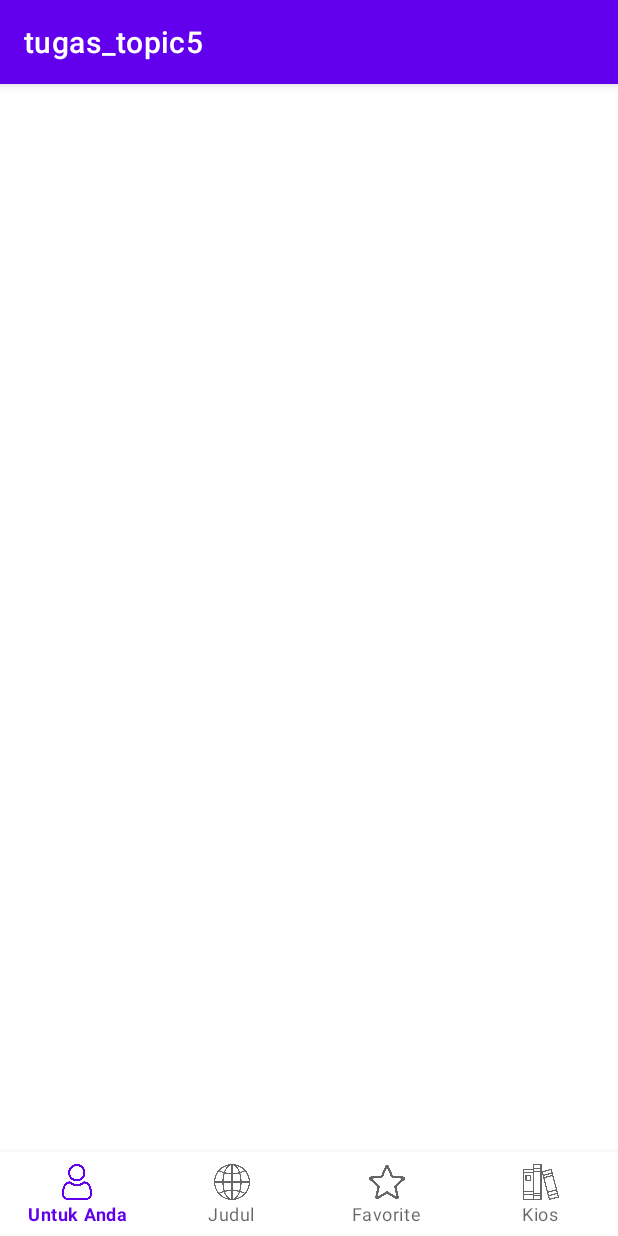
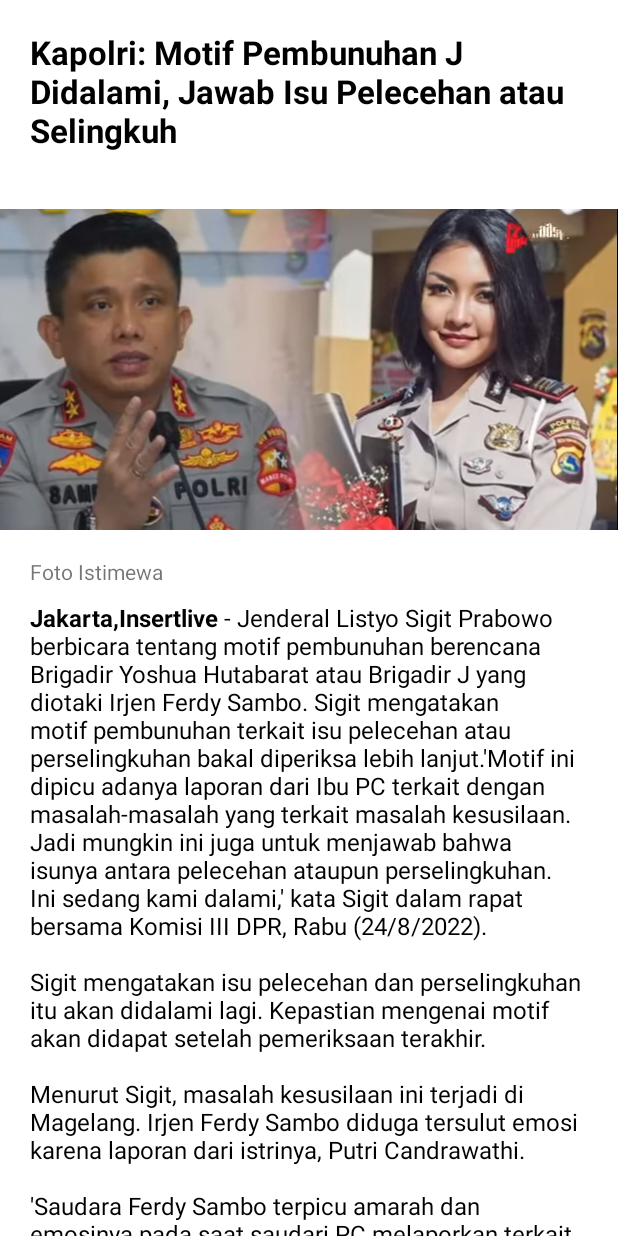
Before and after one commit to richardlois8/tugas_topic5, an Android app: the screen it shows after launch (MainActivity), on a phone screen of 412 x 824 dp. Run offline under Robolectric (Android 15) with nearby library versions, the phone set to English and light mode, and no system bars.

Commit message:
Layout 4

```diff
--- a/app/src/main/java/com/example/tugas_topic5/MainActivity.kt
+++ b/app/src/main/java/com/example/tugas_topic5/MainActivity.kt
@@ -6,6 +6,6 @@ import android.os.Bundle
 class MainActivity : AppCompatActivity() {
     override fun onCreate(savedInstanceState: Bundle?) {
         super.onCreate(savedInstanceState)
-        setContentView(R.layout.activity_main)
+        setContentView(R.layout.news_detail)
     }
 }
--- /dev/null
+++ b/app/src/main/res/layout/layout_10.xml
@@ -0,0 +1,7 @@
+<?xml version="1.0" encoding="utf-8"?>
+<androidx.constraintlayout.widget.ConstraintLayout xmlns:android="http://schemas.android.com/apk/res/android"
+    android:layout_width="match_parent"
+    android:layout_height="match_parent"
+    android:background="@color/black">
+
+</androidx.constraintlayout.widget.ConstraintLayout>
--- /dev/null
+++ b/app/src/main/res/layout/news_detail.xml
@@ -0,0 +1,59 @@
+<?xml version="1.0" encoding="utf-8"?>
+<androidx.constraintlayout.widget.ConstraintLayout xmlns:android="http://schemas.android.com/apk/res/android"
+    android:layout_width="match_parent"
+    android:layout_height="match_parent"
+    xmlns:app="http://schemas.android.com/apk/res-auto">
+
+    <ScrollView
+        android:layout_width="match_parent"
+        android:layout_height="match_parent">
+        <LinearLayout
+            android:layout_width="match_parent"
+            android:layout_height="match_parent"
+            android:orientation="vertical">
+
+            <TextView
+                android:layout_width="match_parent"
+                android:layout_height="wrap_content"
+                android:text="Kapolri: Motif Pembunuhan J Didalami, Jawab Isu Pelecehan atau Selingkuh"
+                android:textSize="22sp"
+                android:textColor="@color/black"
+                android:textStyle="bold"
+                android:layout_margin="20dp"/>
+            <ImageView
+                android:id="@+id/ivNewsPhoto"
+                android:src="@drawable/ferdy_sambo_title"
+                android:layout_width="match_parent"
+                android:layout_height="250dp"
+                app:layout_constraintTop_toTopOf="parent"
+                app:layout_constraintLeft_toLeftOf="parent"
+                app:layout_constraintRight_toRightOf="parent"/>
+
+            <TextView
+                android:id="@+id/tvPhotoDesc"
+                android:layout_width="wrap_content"
+                android:layout_height="wrap_content"
+                android:text="Foto Istimewa"
+                app:layout_constraintTop_toBottomOf="@id/ivNewsPhoto"
+                app:layout_constraintLeft_toLeftOf="parent"
+                android:layout_marginLeft="20dp"/>
+
+            <TextView
+                android:id="@+id/tvNewsDetail"
+                android:layout_width="match_parent"
+                android:layout_height="wrap_content"
+                app:layout_constraintTop_toBottomOf="@+id/tvPhotoDesc"
+                app:layout_constraintLeft_toLeftOf="parent"
+                app:layout_constraintRight_toRightOf="parent"
+                app:layout_constraintBottom_toBottomOf="parent"
+                android:layout_marginTop="10dp"
+                android:layout_marginLeft="20dp"
+                android:layout_marginRight="20dp"
+                android:text="@string/detail_news"
+                android:textColor="@color/black"
+                android:textSize="16sp" />
+        </LinearLayout>
+    </ScrollView>
+
+
+</androidx.constraintlayout.widget.ConstraintLayout>
--- a/app/src/main/res/values-night/themes.xml
+++ b/app/src/main/res/values-night/themes.xml
@@ -1,6 +1,6 @@
 <resources xmlns:tools="http://schemas.android.com/tools">
     <!-- Base application theme. -->
-    <style name="Theme.Tugas_topic5" parent="Theme.MaterialComponents.DayNight.DarkActionBar">
+    <style name="Theme.Tugas_topic5" parent="Theme.MaterialComponents.DayNight.NoActionBar">
         <!-- Primary brand color. -->
         <item name="colorPrimary">@color/purple_200</item>
         <item name="colorPrimaryVariant">@color/purple_700</item>
--- a/app/src/main/res/values/strings.xml
+++ b/app/src/main/res/values/strings.xml
@@ -4,4 +4,6 @@
     <string name="judul">Judul</string>
     <string name="favorite">Favorite</string>
     <string name="kios">Kios</string>
+    <string name="detail_news"><b>Jakarta,Insertlive</b> - Jenderal Listyo Sigit Prabowo berbicara tentang motif pembunuhan berencana Brigadir Yoshua Hutabarat atau Brigadir J yang diotaki Irjen Ferdy Sambo. Sigit mengatakan motif pembunuhan terkait isu pelecehan atau perselingkuhan bakal diperiksa lebih lanjut.\'Motif ini dipicu adanya laporan dari Ibu PC terkait dengan masalah-masalah yang terkait masalah kesusilaan. Jadi mungkin ini juga untuk menjawab bahwa isunya antara pelecehan ataupun perselingkuhan. Ini sedang kami dalami,\' kata Sigit dalam rapat bersama Komisi III DPR, Rabu (24/8/2022).\n\nSigit mengatakan isu pelecehan dan perselingkuhan itu akan didalami lagi. Kepastian mengenai motif akan didapat setelah pemeriksaan terakhir. \n\nMenurut Sigit, masalah kesusilaan ini terjadi di Magelang. Irjen Ferdy Sambo diduga tersulut emosi karena laporan dari istrinya, Putri Candrawathi. \n\n\'Saudara Ferdy Sambo terpicu amarah dan emosinya pada saat saudari PC melaporkan terkait dengan adanya peristiwa yang terkait dengan masalah kesusilaan yang terjadi di Magelang,\' ujar Sigit.\n\nKasus pembunuhan Brigadir Nofriansyah Yosua Hutabarat atau Brigadir J yang didalangi oleh Irjen Ferdy Sambo menyeret empat orang tersangka lainnya. Yaitu Bharada E, Kuwat Marut, Brigadir RR dan istri Sambo, Putri Candrawathi. Mantan Kadiv Propam Irjen Ferdy Sambo dijerat dengan pasal pembunuhan berencana.</string>
+
 </resources>
--- a/app/src/main/res/values/themes.xml
+++ b/app/src/main/res/values/themes.xml
@@ -1,6 +1,6 @@
 <resources xmlns:tools="http://schemas.android.com/tools">
     <!-- Base application theme. -->
-    <style name="Theme.Tugas_topic5" parent="Theme.MaterialComponents.DayNight.DarkActionBar">
+    <style name="Theme.Tugas_topic5" parent="Theme.MaterialComponents.DayNight.NoActionBar">
         <!-- Primary brand color. -->
         <item name="colorPrimary">@color/purple_500</item>
         <item name="colorPrimaryVariant">@color/purple_700</item>
```
Also changed, not shown: app/src/main/res/drawable/ferdy_sambo_title.jpg (added).
